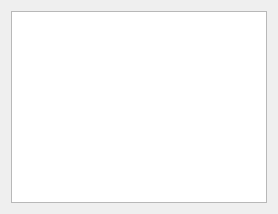
First picture: the form in tools/worldeditor/ui/SceneWindow.ui, repository AeonGames/AeonEngine, before the edit.
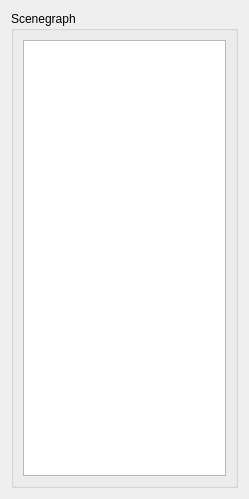
Second picture: the form after the edit.

Commit message: Adjusting World Editor scene window.

Diff of the .ui file:
```diff
--- a/tools/worldeditor/ui/SceneWindow.ui
+++ b/tools/worldeditor/ui/SceneWindow.ui
@@ -2,6 +2,14 @@
 <ui version="4.0">
  <class>SceneWindow</class>
  <widget class="QWidget" name="SceneWindow">
+  <property name="geometry">
+   <rect>
+    <x>0</x>
+    <y>0</y>
+    <width>249</width>
+    <height>499</height>
+   </rect>
+  </property>
   <property name="windowTitle">
    <string>Scene</string>
   </property>
@@ -17,13 +25,21 @@
      <property name="orientation">
       <enum>Qt::Horizontal</enum>
      </property>
-     <widget class="QTreeView" name="treeView">
-      <property name="sizePolicy">
-       <sizepolicy hsizetype="Expanding" vsizetype="Expanding">
-        <horstretch>1</horstretch>
-        <verstretch>0</verstretch>
-       </sizepolicy>
+     <widget class="QGroupBox" name="groupBox">
+      <property name="baseSize">
+       <size>
+        <width>20</width>
+        <height>0</height>
+       </size>
       </property>
+      <property name="title">
+       <string>Scenegraph</string>
+      </property>
+      <layout class="QVBoxLayout" name="verticalLayout">
+       <item>
+        <widget class="QTreeView" name="treeView"/>
+       </item>
+      </layout>
      </widget>
     </widget>
    </item>
```
The commit also changes 1 other file.
